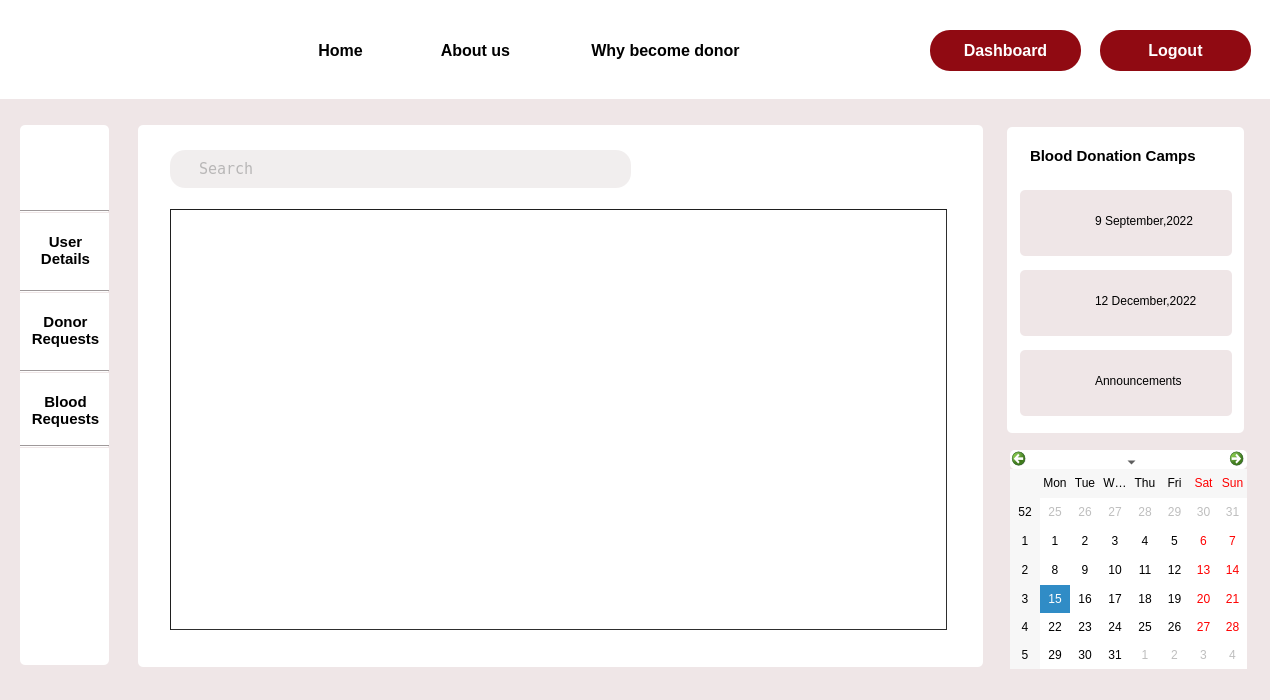
The window that user_details.ui (Rista10/Final) describes before a commit, drawn with Qt 5.
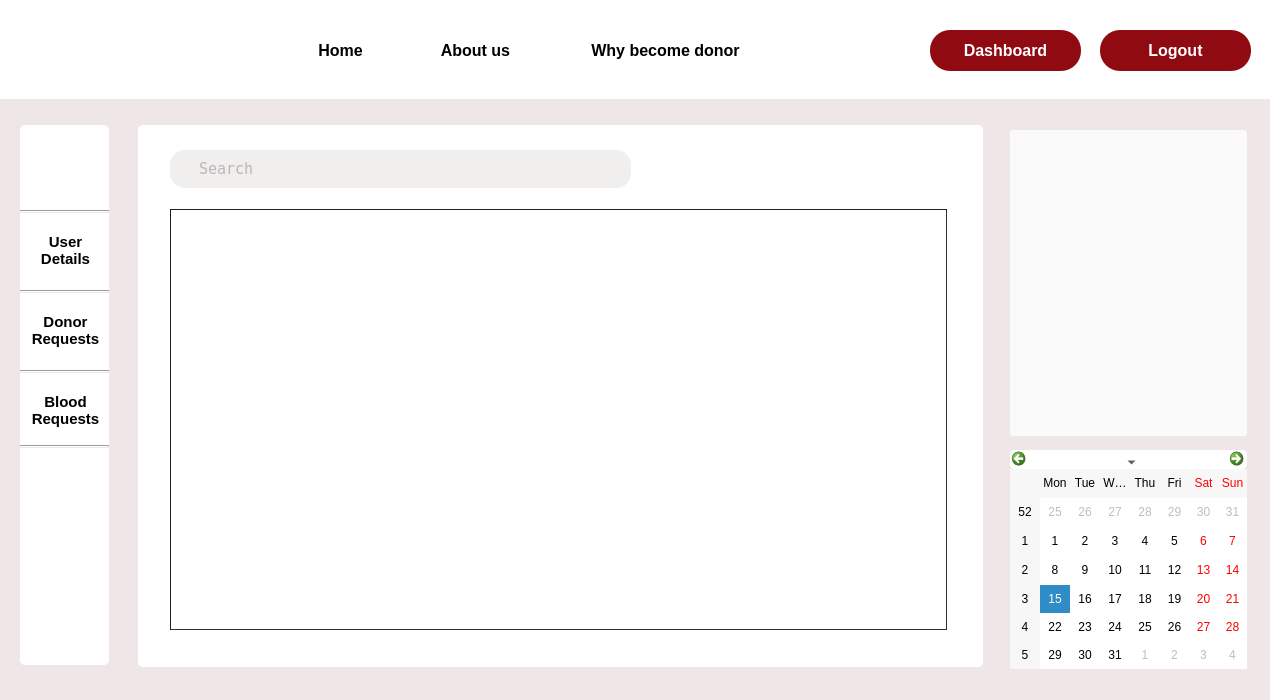
The same window after the commit. Icons and pictures are not drawn.

What changed in the file:
```diff
--- a/user_details.ui
+++ b/user_details.ui
@@ -75,45 +75,6 @@
     <enum>Qt::Horizontal</enum>
    </property>
   </widget>
-  <widget class="QLabel" name="label_32">
-   <property name="geometry">
-    <rect>
-     <x>1095</x>
-     <y>360</y>
-     <width>131</width>
-     <height>41</height>
-    </rect>
-   </property>
-   <property name="cursor">
-    <cursorShape>PointingHandCursor</cursorShape>
-   </property>
-   <property name="styleSheet">
-    <string notr="true">label_32::hover{
-	color: rgb(144, 10, 18);}</string>
-   </property>
-   <property name="text">
-    <string>Announcements</string>
-   </property>
-  </widget>
-  <widget class="QLabel" name="label_29">
-   <property name="geometry">
-    <rect>
-     <x>1030</x>
-     <y>360</y>
-     <width>51</width>
-     <height>41</height>
-    </rect>
-   </property>
-   <property name="cursor">
-    <cursorShape>PointingHandCursor</cursorShape>
-   </property>
-   <property name="styleSheet">
-    <string notr="true">border-image: url(:/img/Images/announcement.png);</string>
-   </property>
-   <property name="text">
-    <string/>
-   </property>
-  </widget>
   <widget class="QCalendarWidget" name="calendarWidget">
    <property name="geometry">
     <rect>
@@ -131,46 +92,6 @@
 border-radius:5px;</string>
    </property>
   </widget>
-  <widget class="QLabel" name="label_31">
-   <property name="geometry">
-    <rect>
-     <x>1095</x>
-     <y>280</y>
-     <width>131</width>
-     <height>41</height>
-    </rect>
-   </property>
-   <property name="cursor">
-    <cursorShape>PointingHandCursor</cursorShape>
-   </property>
-   <property name="styleSheet">
-    <string notr="true">label_31::hover{
-	color: rgb(144, 10, 18);}
-</string>
-   </property>
-   <property name="text">
-    <string>12 December,2022</string>
-   </property>
-  </widget>
-  <widget class="QLabel" name="label_28">
-   <property name="geometry">
-    <rect>
-     <x>1030</x>
-     <y>280</y>
-     <width>52</width>
-     <height>52</height>
-    </rect>
-   </property>
-   <property name="cursor">
-    <cursorShape>PointingHandCursor</cursorShape>
-   </property>
-   <property name="styleSheet">
-    <string notr="true">background-image: url(:/img/Images/blood.png);</string>
-   </property>
-   <property name="text">
-    <string/>
-   </property>
-  </widget>
   <widget class="Line" name="line">
    <property name="geometry">
     <rect>
@@ -184,25 +105,6 @@
     <enum>Qt::Horizontal</enum>
    </property>
   </widget>
-  <widget class="QLabel" name="label_25">
-   <property name="geometry">
-    <rect>
-     <x>1020</x>
-     <y>350</y>
-     <width>212</width>
-     <height>66</height>
-    </rect>
-   </property>
-   <property name="cursor">
-    <cursorShape>PointingHandCursor</cursorShape>
-   </property>
-   <property name="styleSheet">
-    <string notr="true">border-radius:5px;</string>
-   </property>
-   <property name="text">
-    <string/>
-   </property>
-  </widget>
   <widget class="QLabel" name="label_2">
    <property name="geometry">
     <rect>
@@ -268,23 +170,6 @@
     <string>About us</string>
    </property>
   </widget>
-  <widget class="QLabel" name="label_4">
-   <property name="geometry">
-    <rect>
-     <x>1007</x>
-     <y>127</y>
-     <width>237</width>
-     <height>306</height>
-    </rect>
-   </property>
-   <property name="styleSheet">
-    <string notr="true">background-color: rgb(255, 255, 255);
-border-radius:5px;</string>
-   </property>
-   <property name="text">
-    <string/>
-   </property>
-  </widget>
   <widget class="QLabel" name="label_5">
    <property name="geometry">
     <rect>
@@ -318,47 +203,6 @@
     <enum>Qt::Horizontal</enum>
    </property>
   </widget>
-  <widget class="QLabel" name="label_27">
-   <property name="geometry">
-    <rect>
-     <x>1030</x>
-     <y>200</y>
-     <width>52</width>
-     <height>52</height>
-    </rect>
-   </property>
-   <property name="cursor">
-    <cursorShape>PointingHandCursor</cursorShape>
-   </property>
-   <property name="styleSheet">
-    <string notr="true">background-image: url(:/img/Images/blood.png);</string>
-   </property>
-   <property name="text">
-    <string/>
-   </property>
-  </widget>
-  <widget class="QLabel" name="label_23">
-   <property name="geometry">
-    <rect>
-     <x>1030</x>
-     <y>140</y>
-     <width>201</width>
-     <height>31</height>
-    </rect>
-   </property>
-   <property name="font">
-    <font>
-     <pointsize>11</pointsize>
-     <bold>true</bold>
-    </font>
-   </property>
-   <property name="styleSheet">
-    <string notr="true">background-color: rgb(255, 255, 255);</string>
-   </property>
-   <property name="text">
-    <string>Blood Donation Camps</string>
-   </property>
-  </widget>
   <widget class="QLabel" name="label">
    <property name="geometry">
     <rect>
@@ -375,26 +219,6 @@
     <string/>
    </property>
   </widget>
-  <widget class="QLabel" name="label_30">
-   <property name="geometry">
-    <rect>
-     <x>1095</x>
-     <y>200</y>
-     <width>131</width>
-     <height>41</height>
-    </rect>
-   </property>
-   <property name="cursor">
-    <cursorShape>PointingHandCursor</cursorShape>
-   </property>
-   <property name="styleSheet">
-    <string notr="true">label_30::hover{}
-color: rgb(144, 10, 18);</string>
-   </property>
-   <property name="text">
-    <string>9 September,2022</string>
-   </property>
-  </widget>
   <widget class="QLabel" name="label_3">
    <property name="geometry">
     <rect>
@@ -514,25 +338,6 @@
     <string>Why become donor</string>
    </property>
   </widget>
-  <widget class="QLabel" name="label_24">
-   <property name="geometry">
-    <rect>
-     <x>1020</x>
-     <y>190</y>
-     <width>212</width>
-     <height>66</height>
-    </rect>
-   </property>
-   <property name="cursor">
-    <cursorShape>PointingHandCursor</cursorShape>
-   </property>
-   <property name="styleSheet">
-    <string notr="true">border-radius:5px;</string>
-   </property>
-   <property name="text">
-    <string/>
-   </property>
-  </widget>
   <widget class="QPushButton" name="my_details_3">
    <property name="geometry">
     <rect>
@@ -602,25 +407,6 @@
 Details</string>
    </property>
   </widget>
-  <widget class="QLabel" name="label_26">
-   <property name="geometry">
-    <rect>
-     <x>1020</x>
-     <y>270</y>
-     <width>212</width>
-     <height>66</height>
-    </rect>
-   </property>
-   <property name="cursor">
-    <cursorShape>PointingHandCursor</cursorShape>
-   </property>
-   <property name="styleSheet">
-    <string notr="true">border-radius:5px;</string>
-   </property>
-   <property name="text">
-    <string/>
-   </property>
-  </widget>
   <widget class="QTableView" name="tableView">
    <property name="geometry">
     <rect>
@@ -711,7 +497,34 @@
     <string>Logout</string>
    </property>
   </widget>
-  <zorder>label_4</zorder>
+  <widget class="QPushButton" name="pushButton_4">
+   <property name="geometry">
+    <rect>
+     <x>1010</x>
+     <y>130</y>
+     <width>237</width>
+     <height>306</height>
+    </rect>
+   </property>
+   <property name="styleSheet">
+    <string notr="true">background-color: rgb(250, 250, 250);
+border-radius:3px;
+</string>
+   </property>
+   <property name="text">
+    <string/>
+   </property>
+   <property name="icon">
+    <iconset resource="Resources.qrc">
+     <normaloff>:/Images/donor_day.JPG</normaloff>:/Images/donor_day.JPG</iconset>
+   </property>
+   <property name="iconSize">
+    <size>
+     <width>250</width>
+     <height>400</height>
+    </size>
+   </property>
+  </widget>
   <zorder>label_2</zorder>
   <zorder>label</zorder>
   <zorder>line_2</zorder>
```
Left out of the diff: 15 changed lines with no effect on the pictures.
